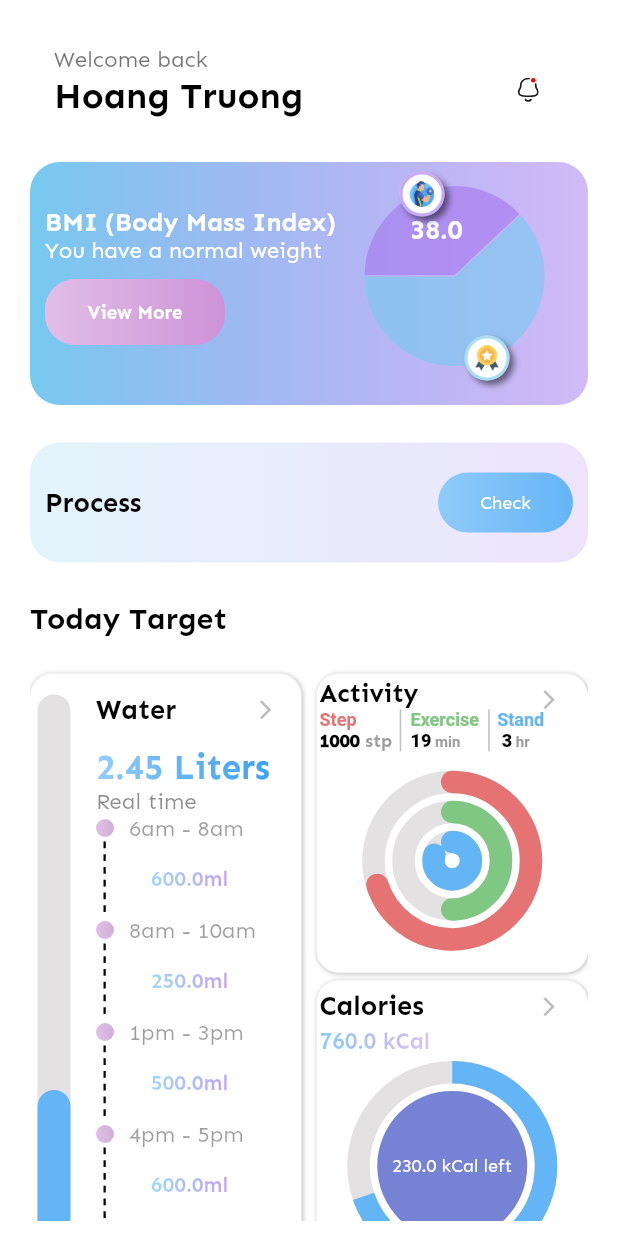
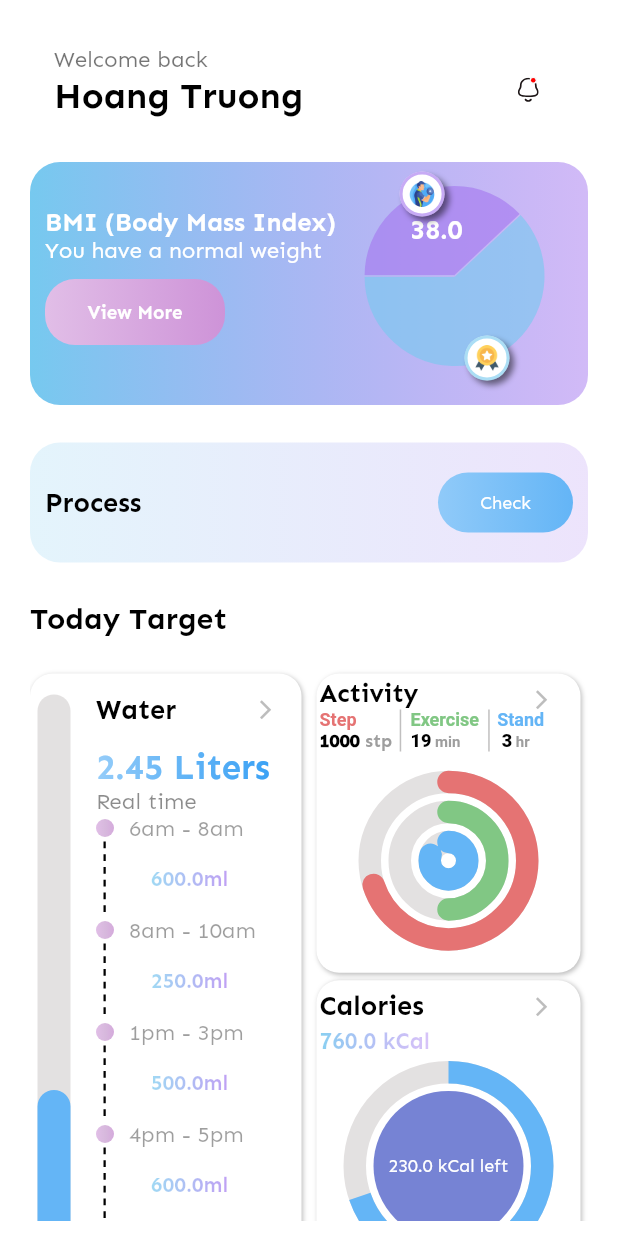
Before and after one commit to nguyenminhhung2011/GHealth, a Flutter app: the HomeScreen screen opened by its route, on a phone screen of 412 x 824 dp. Run offline on Flutter 3.47's test engine with Material 2 defaults, Android fonts, the phone set to English and light mode, and no system bars; drawn by our look-alikes of dotted_line, fl_chart, percent_indicator; our stand-ins replace animated_bottom_navigation_bar, circular_countdown_timer, cloud_firestore, firebase_auth, firebase_core, firebase_storage and 14 more; missing offline and left inert: time_chart; accounts and stored records are empty; statements that could not run were skipped.

Commit message:
fix layout

```diff
--- a/lib/apps/controls/dailyPlanController/DailyPlanControls.dart
+++ b/lib/apps/controls/dailyPlanController/DailyPlanControls.dart
@@ -4,6 +4,7 @@ import 'package:gold_health/apps/controls/dailyPlanController/dailySleep_control
 import 'package:gold_health/apps/controls/dailyPlanController/dailyStep_controller.dart';
 import 'package:gold_health/apps/controls/dailyPlanController/dailyWaterController.dart';
 import 'package:gold_health/apps/pages/list_plan_screen/daily_water_screen.dart';
+import 'package:gold_health/apps/pages/list_plan_screen/fasting_plan/fasting_plan_screen.dart';
 import 'package:gold_health/apps/pages/sleep_tracker/sleep_tracker_screen.dart';
 
 import '../../pages/list_plan_screen/dailyStep_screen.dart.dart';
@@ -59,6 +60,8 @@ class DailyPlanController extends GetxController {
         return DailyStepScreen();
       case 3:
         return DailyWaterScreen();
+      case 4:
+        return FastingPlanScreen();
       case 5:
         return SleepTrackerScreen();
       default:
--- a/lib/apps/pages/dashboard/home_screen.dart
+++ b/lib/apps/pages/dashboard/home_screen.dart
@@ -624,7 +624,7 @@ class _HomeScreenState extends State<HomeScreen> {
                                                   color: Colors.black26,
                                                   blurRadius: 2.0,
                                                   spreadRadius: 0.0,
-                                                  offset: Offset(0.5, 0.5),
+                                                  offset: Offset(1, 1),
                                                 )
                                               ],
                                             ),
@@ -840,6 +840,8 @@ class _HomeScreenState extends State<HomeScreen> {
                                             children: [
                                               Expanded(
                                                 child: Container(
+                                                  margin: const EdgeInsets.only(
+                                                      right: 5),
                                                   padding:
                                                       const EdgeInsets.all(2),
                                                   decoration: BoxDecoration(
@@ -852,8 +854,7 @@ class _HomeScreenState extends State<HomeScreen> {
                                                         color: Colors.black26,
                                                         blurRadius: 2.0,
                                                         spreadRadius: 0.0,
-                                                        offset:
-                                                            Offset(0.5, 0.5),
+                                                        offset: Offset(1, 1),
                                                       )
                                                     ],
                                                   ),
@@ -1126,6 +1127,8 @@ class _HomeScreenState extends State<HomeScreen> {
                                               Expanded(
                                                 child: Container(
                                                   width: double.infinity,
+                                                  margin: const EdgeInsets.only(
+                                                      right: 5),
                                                   padding:
                                                       const EdgeInsets.all(2),
                                                   decoration: BoxDecoration(
@@ -1138,8 +1141,7 @@ class _HomeScreenState extends State<HomeScreen> {
                                                         color: Colors.black26,
                                                         blurRadius: 2.0,
                                                         spreadRadius: 0.0,
-                                                        offset:
-                                                            Offset(0.5, 0.5),
+                                                        offset: Offset(1, 1),
                                                       )
                                                     ],
                                                   ),
--- a/lib/apps/pages/list_plan_screen/addFood_nutri_screen.dart
+++ b/lib/apps/pages/list_plan_screen/addFood_nutri_screen.dart
@@ -49,7 +49,6 @@ class _AddFoodScreenState extends State<AddFoodScreen> {
               for (var item in _controller.foodTemp) {
                 _controller.listFoodToday.add(item);
               }
-              ;
               _controller.clearFoodTemp();
               Navigator.pop(context);
             },
```
